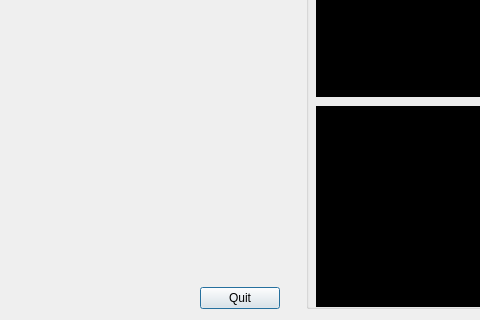
Qt form source/tracking/algorithm/LandmarkTracker/toolwindow.ui (BioroboticsLab/biotracker_core) before a commit; both pictures show x 226 to 706 and y 355 to 675 of the 952 by 675 pixel window.
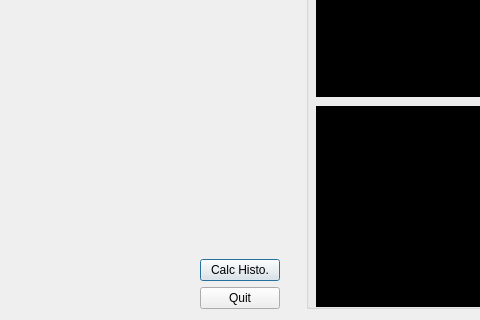
The same form after that commit. Custom widgets are drawn as their Qt base class.

```diff
--- a/source/tracking/algorithm/LandmarkTracker/toolwindow.ui
+++ b/source/tracking/algorithm/LandmarkTracker/toolwindow.ui
@@ -39,6 +39,13 @@
        </property>
       </spacer>
      </item>
+     <item>
+      <widget class="QPushButton" name="histoButton">
+       <property name="text">
+        <string>Calc Histo.</string>
+       </property>
+      </widget>
+     </item>
      <item>
       <widget class="QPushButton" name="pushButton">
        <property name="text">
```
